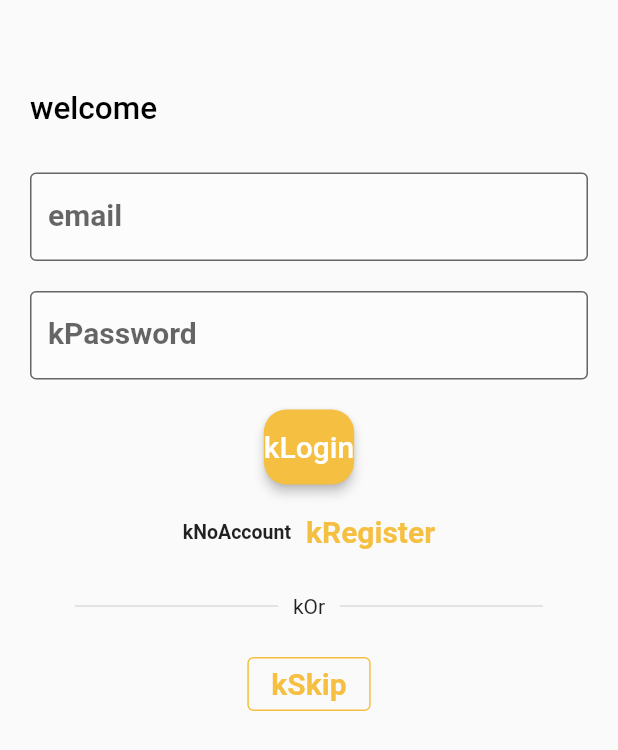
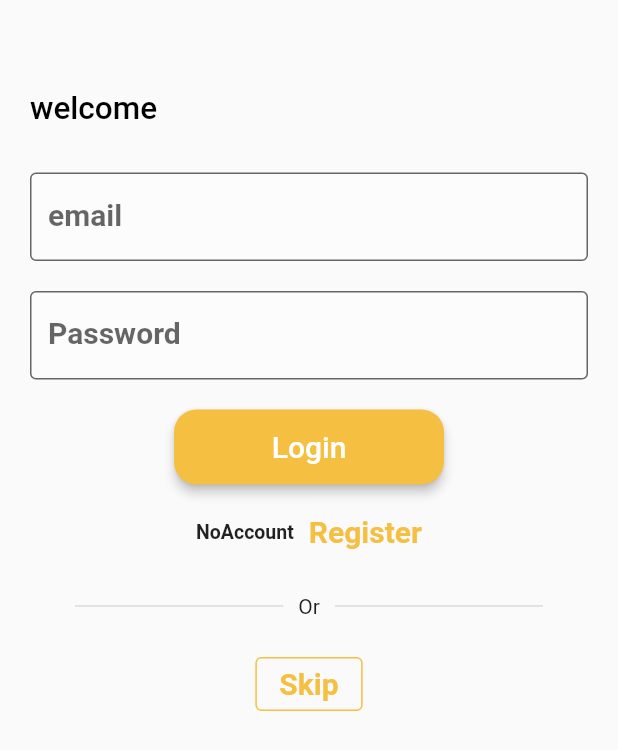
Before and after one commit to mohamedsamirmohamedsalem/raed_store_flutter, a Flutter app: the screen it shows after launch, on a phone screen of 412 x 824 dp. Shown: the top 750 px of the screen. Run offline on Flutter 3.47's test engine with Material 2 defaults, Android fonts, the phone set to English and light mode, and no system bars; drawn by our look-alikes of rounded_loading_button; our stand-ins replace animated_bottom_navigation_bar, easy_localization.

Commit message:
code refactor

```diff
--- a/lib/login_page.dart
+++ b/lib/login_page.dart
@@ -88,7 +88,7 @@ class _LoginPageState extends State<LoginPage> {
         // _divider(Languages.of(context).kOrUsing),
         // facebookAndGoogle(),
         // SizedBox(height: 10),
-        _divider("kOr"),
+        _divider("Or"),
         const SizedBox(height: 10),
         _skipButton(),
       ],
@@ -106,7 +106,7 @@ class _LoginPageState extends State<LoginPage> {
           side: const BorderSide(color: kPrimaryColor),
         ),
         child: const Text(
-          "kSkip",
+          "Skip",
           style: TextStyle(
             color: kPrimaryColor,
             fontSize: 20,
@@ -121,14 +121,14 @@ class _LoginPageState extends State<LoginPage> {
     return RoundedLoadingButton(
       height: 50,
       elevation: 3,
-      width: AppDimensions.width,
+      width: 180,//AppDimensions.width,
       borderRadius: 15,
       animateOnTap: true,
       color: kPrimaryColor,
       controller: _btnController,
       onPressed: _login,
       child: const Text(
-        "kLogin",
+        "Login",
         style: TextStyle(fontSize: 20, color: Colors.white),
       ),
     );
@@ -201,7 +201,7 @@ class _LoginPageState extends State<LoginPage> {
       mainAxisAlignment: MainAxisAlignment.center,
       children: <Widget>[
         const Text(
-          "kNoAccount",
+          "NoAccount",
           style: TextStyle(fontSize: 13, fontWeight: FontWeight.w600),
         ),
         const SizedBox(
@@ -211,7 +211,7 @@ class _LoginPageState extends State<LoginPage> {
           onTap: () => Navigation(navigationKey: navigatorKey)
               .navigateTo(routeName: RoutesNames.registerRoute),
           child: const Text(
-            "kRegister",
+            "Register",
             style: TextStyle(
               color: kPrimaryColor,
               fontSize: 20,
@@ -228,7 +228,7 @@ class _LoginPageState extends State<LoginPage> {
       children: <Widget>[
         EntryField(title: "email", controller: emailController),
         EntryField(
-            title: "kPassword",
+            title: "Password",
             isPassword: true,
             controller: passwordController),
       ],
```
Also changed, not shown: 2 other files.
